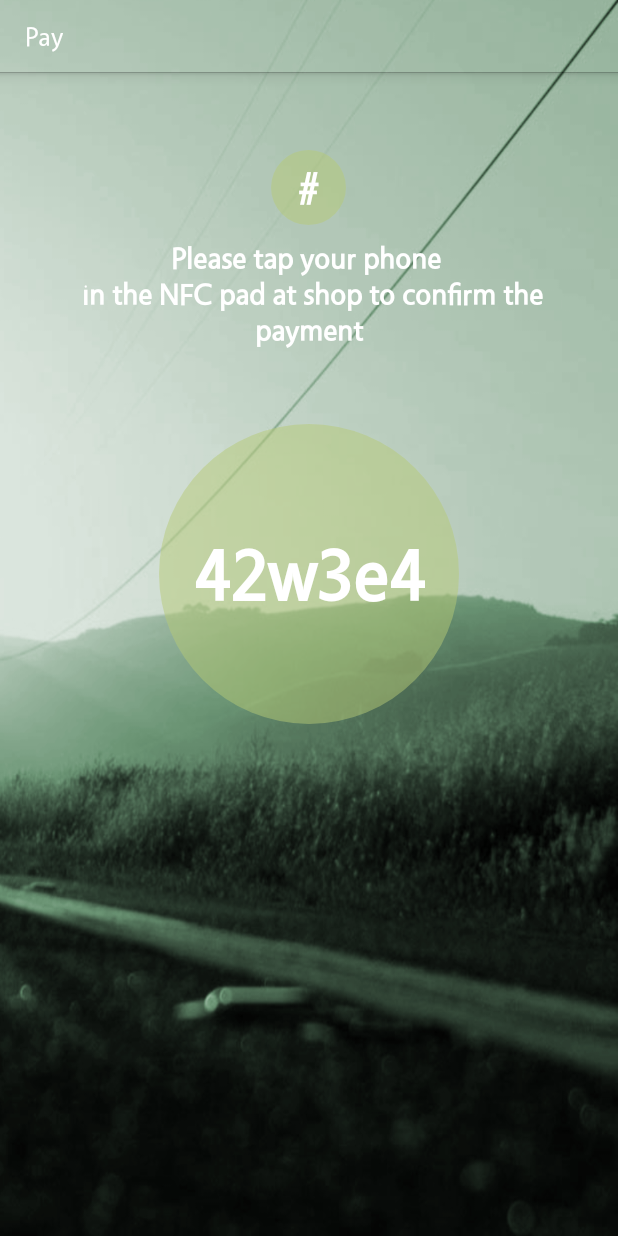
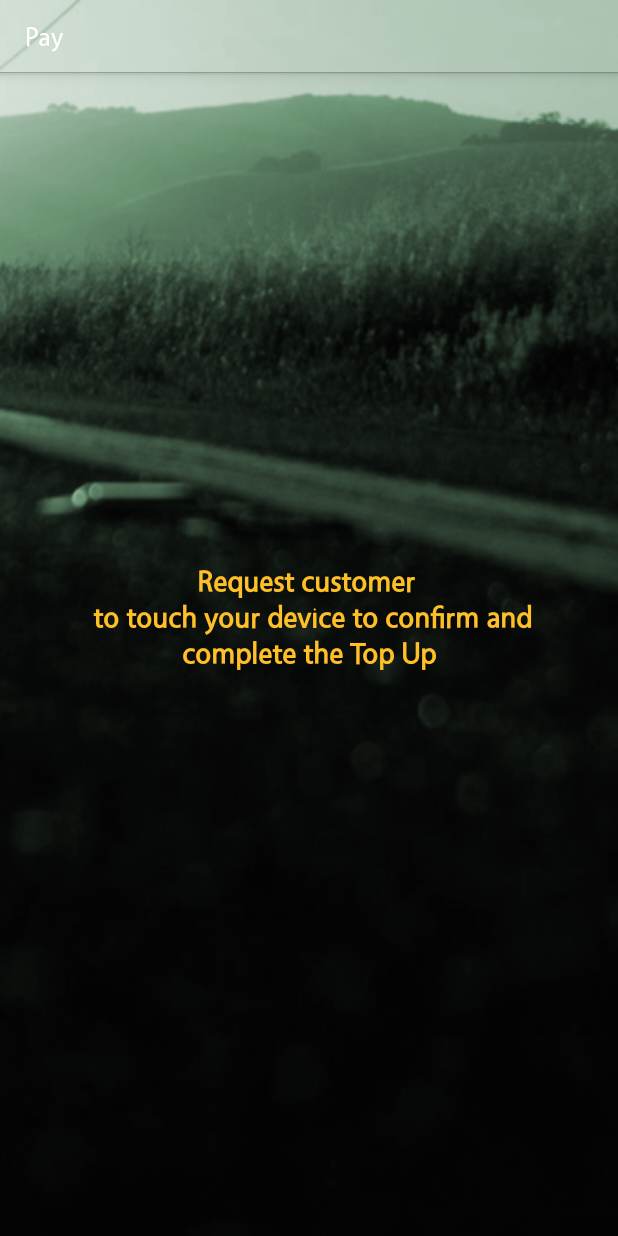
Before and after one commit to iot-senz/topupz, an Android app: the MatmActivity screen opened directly, with no data from a screen before it, on a phone screen of 412 x 824 dp. Run offline under Robolectric (Android 15) with nearby library versions, the light colour scheme and no system bars; 2 statements that could not run were skipped.

Commit message:
new layout

```diff
--- a/app/src/main/java/com/score/topupz/services/RemoteSenzService.java
+++ b/app/src/main/java/com/score/topupz/services/RemoteSenzService.java
@@ -51,8 +51,8 @@ public class RemoteSenzService extends Service implements ShareSenzListener {
     //private static final String SENZ_HOST = "udp.mysensors.info";192.168.43.42
     //private static final String SENZ_HOST = "192.168.43.42";
     //private static final String SENZ_HOST = "10.4.1.29";
-    private static final String SENZ_HOST = "192.168.1.125";
-    //private static final String SENZ_HOST = "172.22.252.195";
+    //private static final String SENZ_HOST = "192.168.1.125";
+    private static final String SENZ_HOST = "172.22.252.195";
     private static final int SENZ_PORT = 9090;
 
     // we are listing for UDP socket
--- a/app/src/main/java/com/score/topupz/ui/PayActivity.java
+++ b/app/src/main/java/com/score/topupz/ui/PayActivity.java
@@ -198,7 +198,7 @@ public class PayActivity extends Activity implements View.OnClickListener {
         ActivityUtils.hideSoftKeyboard(this);
 
         if (NetworkUtil.isAvailableNetwork(this)) {
-            displayInformationMessageDialog("Are you sure you want to top up" + " #Amount " + topUp.getAmount() + "for #Account " + topUp.getAccount());
+            displayInformationMessageDialog("Please confirm the Top Up of $" + topUp.getAmount());
         } else {
             displayMessageDialog("#ERROR", "No network connection");
         }
--- a/app/src/main/res/layout/matm_layout.xml
+++ b/app/src/main/res/layout/matm_layout.xml
@@ -10,7 +10,7 @@
         android:layout_width="fill_parent"
         android:layout_height="fill_parent"
         android:layout_weight="1"
-        android:background="@drawable/freee"
+        android:background="@drawable/road1"
         android:orientation="vertical"
         android:padding="0dp">
 
@@ -27,6 +27,7 @@
                 android:background="@drawable/circle_shape_green"
                 android:gravity="center"
                 android:text="#"
+                android:visibility="gone"
                 android:textColor="#fff"
                 android:textSize="30sp">
             </TextView>
@@ -37,12 +38,13 @@
                 android:layout_height="wrap_content"
                 android:layout_below="@id/app_icon"
                 android:layout_centerHorizontal="true"
+                android:layout_centerVertical="true"
                 android:layout_marginLeft="20dp"
                 android:layout_marginRight="20dp"
                 android:layout_marginTop="10dp"
                 android:gravity="center"
-                android:text="Please tap your phone \n in the NFC pad at shop to confirm the payment"
-                android:textColor="#fff"
+                android:text="Request customer \n to touch your device to confirm and complete the Top Up"
+                android:textColor="#ffc027"
                 android:textSize="20sp"
                 android:visibility="visible">
 
@@ -60,7 +62,7 @@
                     android:layout_height="200dp"
                     android:layout_centerHorizontal="true"
                     android:background="@drawable/circle_shape_green"
-                    android:visibility="visible">
+                    android:visibility="gone">
 
                     <TextView
                         android:id="@+id/pay_amount_text"
--- a/app/src/main/res/layout/pay_layout.xml
+++ b/app/src/main/res/layout/pay_layout.xml
@@ -41,10 +41,11 @@
                 android:layout_marginRight="20dp"
                 android:layout_marginTop="10dp"
                 android:gravity="center"
-                android:text="You gonna make Top Up \n payment with PayZ. Please tap below to confirm"
+                android:text="Customer wants to \n Top Up the amount below. Please tap to confirm"
                 android:textColor="#fff"
                 android:textSize="20sp"
-                android:visibility="visible"></TextView>
+                android:visibility="visible">
+            </TextView>
 
             <RelativeLayout
                 android:layout_width="match_parent"
--- a/app/src/main/res/layout/shopz_home_layout.xml
+++ b/app/src/main/res/layout/shopz_home_layout.xml
@@ -147,7 +147,7 @@
                 android:layout_centerHorizontal="true"
                 android:id="@+id/settings_text"
                 android:layout_below="@+id/settings_icon"
-                android:text="App Settings"
+                android:text="Settings"
                 android:textColor="#ffc027"
                 android:layout_height="wrap_content" />
         </RelativeLayout>
```
